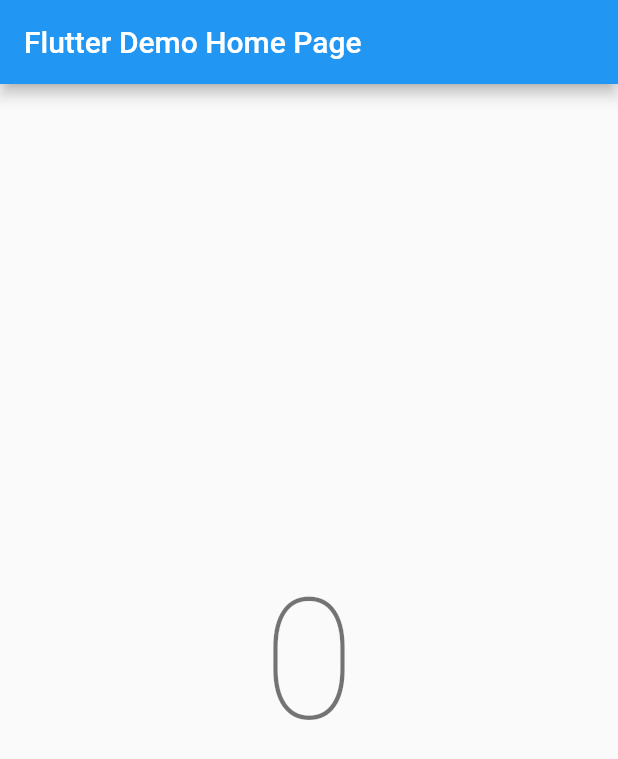
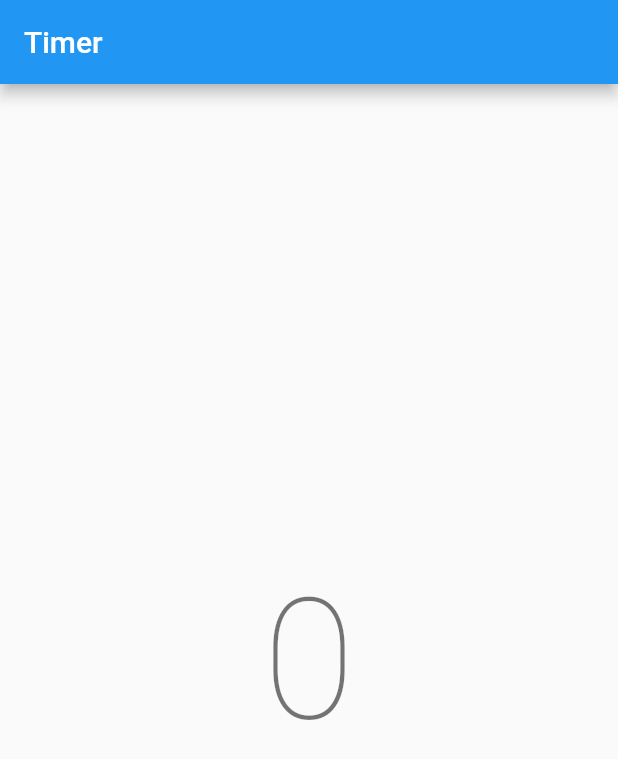
Before and after one commit to Jarkkohei/flutter_site, a Flutter app: the screen it shows after launch, on a phone screen of 412 x 824 dp. Shown: the top 759 px of the screen. Run offline on Flutter 3.47's test engine with Material 2 defaults, Android fonts, the phone set to English and light mode, and no system bars; missing offline and left inert: flutter_web.

Commit message:
Change the MyHomePage-widgets title to Timer

```diff
--- a/lib/main.dart
+++ b/lib/main.dart
@@ -11,7 +11,7 @@ class MyApp extends StatelessWidget {
       theme: ThemeData(
         primarySwatch: Colors.blue,
       ),
-      home: MyHomePage(title: 'Flutter Demo Home Page'),
+      home: MyHomePage(title: 'Timer'),
     );
   }
 }
```
